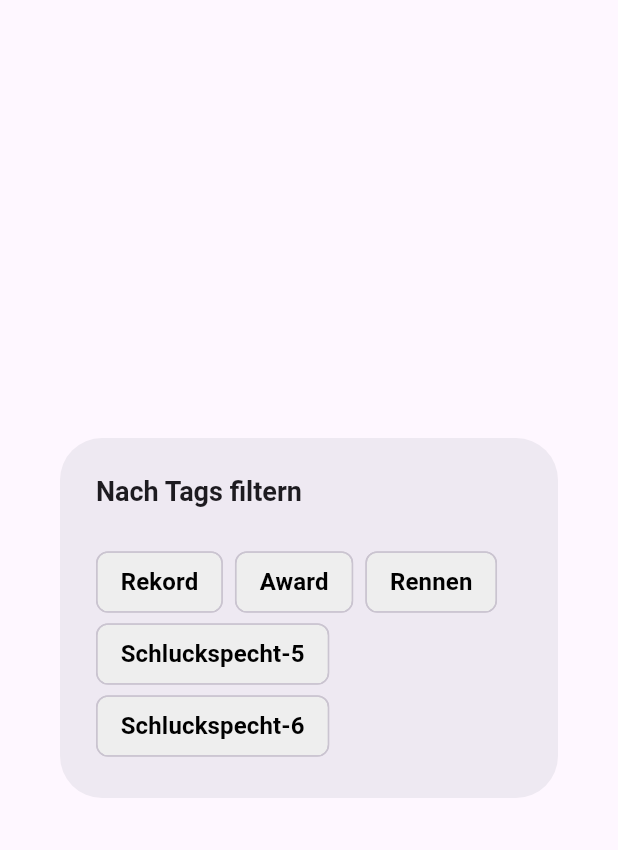
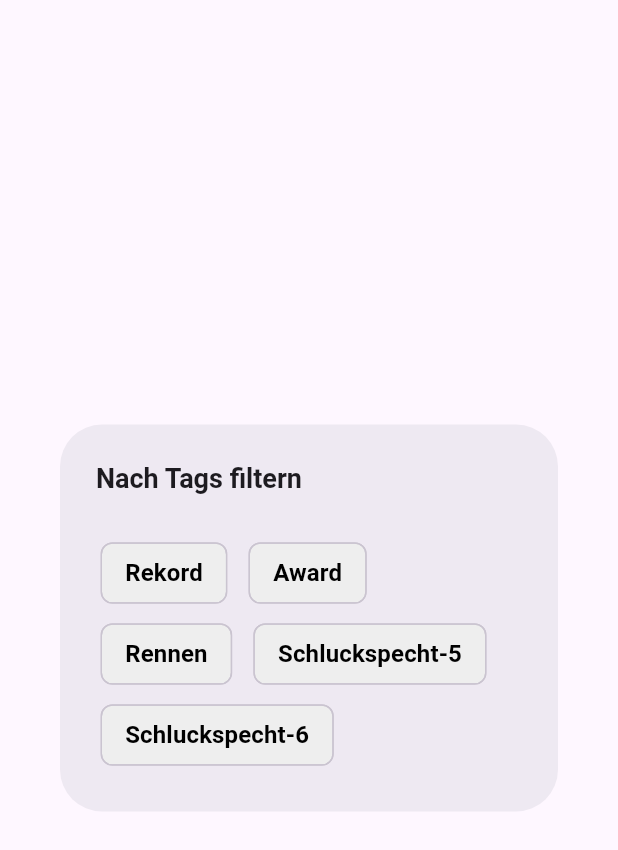
Before and after one commit to lprell123/Schluckspecht, a Flutter app: the PopupDialog widget shown alone on an empty page, opened directly, on a phone screen of 412 x 824 dp. Shown: the top 850 px of the screen. Run offline on Flutter 3.47's test engine with Material 3 defaults, Android fonts, the light colour scheme and no system bars; our stand-ins replace cached_network_image, google_fonts, image_picker, timeline_tile; missing offline and left inert: flutter_email_sender; network calls fail.

Commit message:
small ui changes

```diff
--- a/lib/Admin.dart
+++ b/lib/Admin.dart
@@ -9,6 +9,7 @@ class AdminPage extends StatelessWidget {
       appBar: AppBar(
         title: Text('Admin Panel'),
       ),
+      backgroundColor: AppColors.backgroundColor,
       body: Center(
         child: Column(
           mainAxisAlignment: MainAxisAlignment.center,
--- a/lib/History.dart
+++ b/lib/History.dart
@@ -307,11 +307,11 @@ class _PopupDialog extends State<PopupDialog> {
                 Wrap(
                   spacing: 8.0,
                   children: Tags.tags.map((tag) {
-                    return FilterChip(
+                    return Padding(padding: EdgeInsets.all(3), child: FilterChip(
                       backgroundColor: AppColors.secondaryGrey,
                       selectedColor: AppColors.primaryBlue,
                       showCheckmark: false,
-                      shape: RoundedRectangleBorder(borderRadius: AppCardStyle.cardBorderRadius),
+
                       label: Text(tag,
                         style: const TextStyle(
                           fontSize: AppTextStyle.regularFontSize,
@@ -328,7 +328,7 @@ class _PopupDialog extends State<PopupDialog> {
                           }
                         });
                       }
-                    );
+                    ),);
                   }).toList(),
                 ),
             ],
```
Also changed, not shown: 2 other files.
